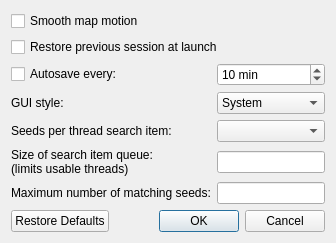
Cubitect/cubiomes-viewer, file src/configdialog.ui: the form before one commit.
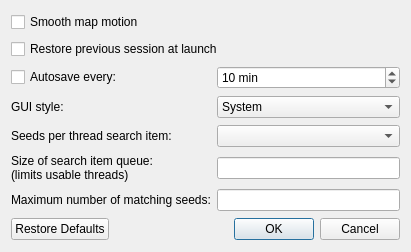
The form after the commit. Icons and pictures are not drawn.

The edit to the form file:
```diff
--- a/src/configdialog.ui
+++ b/src/configdialog.ui
@@ -2,6 +2,14 @@
 <ui version="4.0">
  <class>ConfigDialog</class>
  <widget class="QDialog" name="ConfigDialog">
+  <property name="geometry">
+   <rect>
+    <x>0</x>
+    <y>0</y>
+    <width>411</width>
+    <height>252</height>
+   </rect>
+  </property>
   <property name="windowTitle">
    <string>Preferences</string>
   </property>
@@ -63,7 +71,14 @@
     </widget>
    </item>
    <item row="6" column="1">
-    <widget class="QComboBox" name="cboxItemSize"/>
+    <widget class="QComboBox" name="cboxItemSize">
+     <property name="iconSize">
+      <size>
+       <width>0</width>
+       <height>16</height>
+      </size>
+     </property>
+    </widget>
    </item>
    <item row="8" column="1">
     <widget class="QLineEdit" name="lineMatching"/>
@@ -100,6 +115,12 @@
    </item>
    <item row="5" column="1">
     <widget class="QComboBox" name="comboStyle">
+     <property name="iconSize">
+      <size>
+       <width>0</width>
+       <height>16</height>
+      </size>
+     </property>
      <item>
       <property name="text">
        <string>System</string>
```
